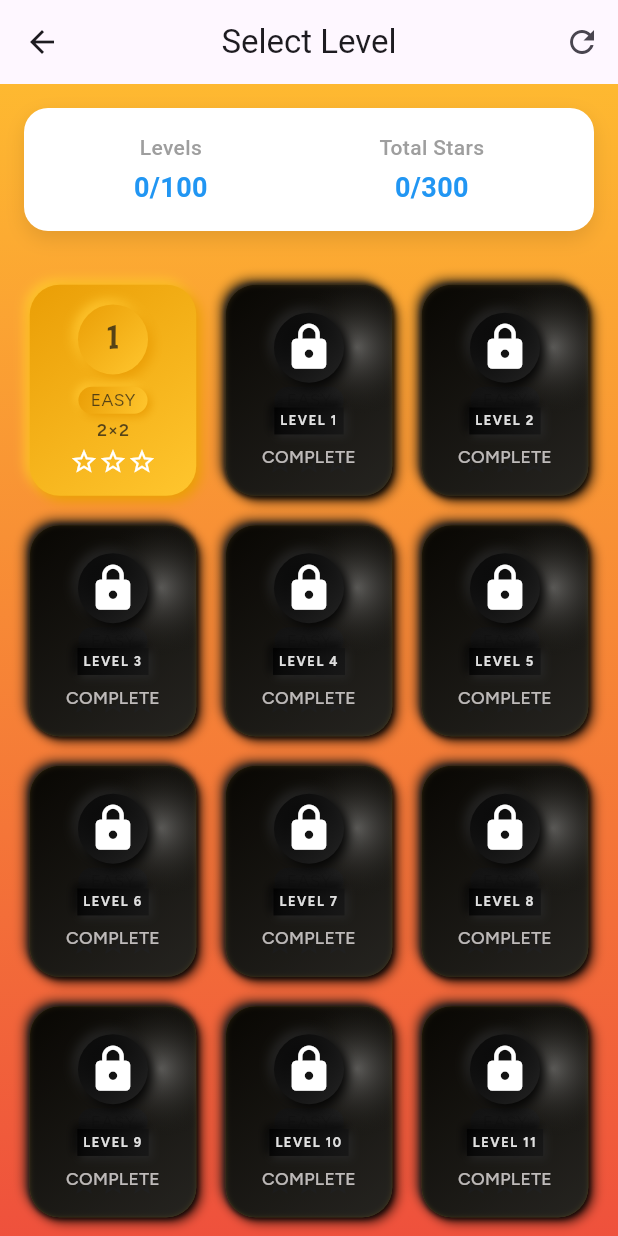
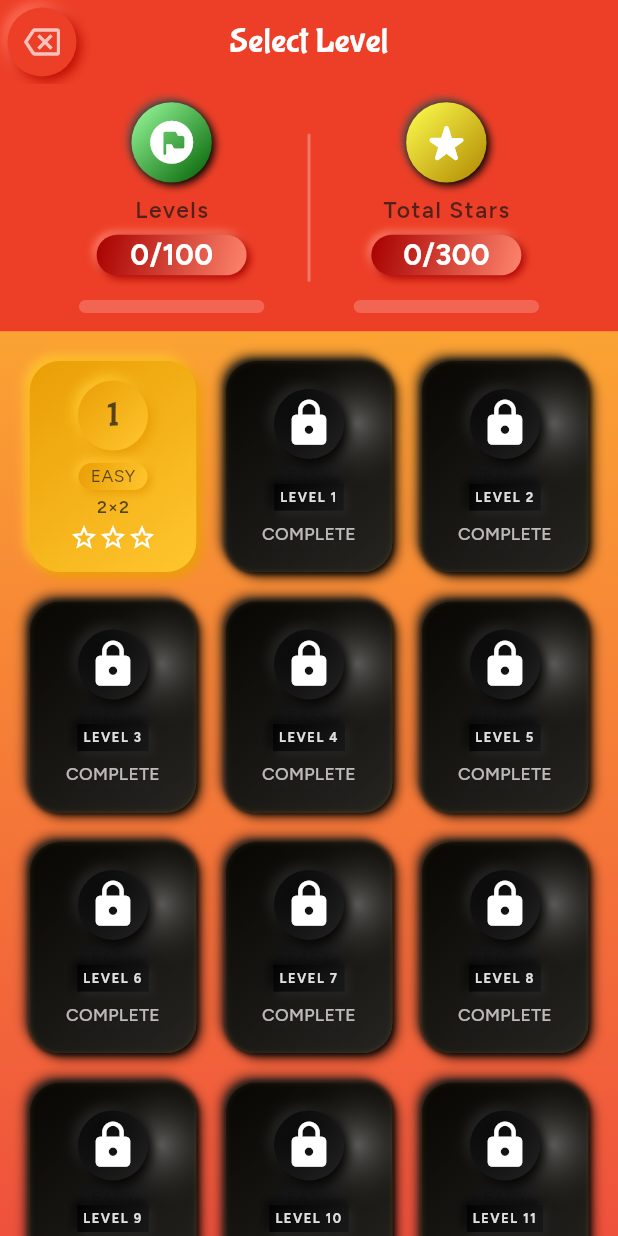
Before and after one commit to rahulkumardev24/Card_matching_game-, a Flutter app: the LevelSelectionScreen screen opened directly, on a phone screen of 412 x 824 dp. Run offline on Flutter 3.47's test engine with Material 3 defaults, Android fonts, the phone set to English and light mode, and no system bars; drawn by our look-alikes of clay_containers; our stand-ins replace confetti, google_fonts, responsive_sizer, shared_preferences; accounts and stored records are empty.

Commit message:
level and star card complete

```diff
--- a/lib/screen/level_selection_screen.dart
+++ b/lib/screen/level_selection_screen.dart
@@ -1,9 +1,12 @@
 import 'dart:convert';
+import 'package:card_match_memory/helper/app_text_styles.dart';
+import 'package:card_match_memory/widgets/navigation_button.dart';
 import 'package:flutter/material.dart';
 import 'package:shared_preferences/shared_preferences.dart';
 import '../../utils/level_generator.dart';
 import '../../widgets/level_card.dart';
 import '../helper/app_color.dart';
+import '../widgets/level_and_star_card.dart';
 import 'game_screen.dart';
 import '../models/game_models.dart';
 
@@ -21,7 +24,7 @@
   @override
   void initState() {
     super.initState();
-    levels = LevelGenerator.generateLevels(); // Generate levels internally
+    levels = LevelGenerator.generateLevels();
     loadLevelsProgress();
   }
 
@@ -59,20 +62,51 @@
     loadLevelsProgress();
   }
 
+  int getCompletedLevelsCount() {
+    return levelsProgress.values.where((level) {
+      final completed = level['completed'];
+      return completed == true;
+    }).length;
+  }
+
+  // Calculate total stars earned
+  int getTotalStars() {
+    int total = 0;
+    levelsProgress.forEach((key, value) {
+      if (value['stars'] != null) {
+        total += (value['stars'] as num).toInt();
+      }
+    });
+    return total;
+  }
+
+  int getMaxStars() {
+    return levels.length * 3;
+  }
+
   @override
   Widget build(BuildContext context) {
+    final completedLevels = getCompletedLevelsCount();
+    final totalStars = getTotalStars();
+    final maxStars = getMaxStars();
+
     return Scaffold(
       /// --- app bar --- ///
       appBar: AppBar(
-        title: const Text('Select Level'),
+        leading: Padding(
+          padding: const EdgeInsets.all(5.0),
+          child: NavigationButton(
+            onTap: () {
+              Navigator.pop(context);
+            },
+          ),
+        ),
+        title: Text(
+          'Select Level',
+          style: AppTextStyle.titleSmall(fontFamily: "secondary"),
+        ),
         centerTitle: true,
-        actions: [
-          IconButton(
-            icon: const Icon(Icons.refresh),
-            onPressed: refreshLevels,
-            tooltip: 'Refresh Progress',
-          ),
-        ],
+        backgroundColor: AppColor.secondaryColor,
       ),
 
       /// ------- Body ------- ///
@@ -82,38 +116,19 @@
             begin: Alignment.topCenter,
             end: Alignment.bottomCenter,
             colors: [
-              AppColor.primaryColor.withValues(alpha: 0.9),
-              AppColor.secondaryColor.withValues(alpha: 0.9),
+              AppColor.primaryColor.withOpacity(0.9),
+              AppColor.secondaryColor.withOpacity(0.9),
             ],
           ),
         ),
         child: Column(
           children: [
-            /// level and star
-            Container(
-              margin: const EdgeInsets.all(16),
-              padding: const EdgeInsets.all(16),
-              decoration: BoxDecoration(
-                color: Colors.white,
-                borderRadius: BorderRadius.circular(16),
-                boxShadow: [
-                  BoxShadow(
-                    color: Colors.black.withValues(alpha: 0.1),
-                    blurRadius: 10,
-                    offset: const Offset(0, 5),
-                  ),
-                ],
-              ),
-              child: Row(
-                mainAxisAlignment: MainAxisAlignment.spaceAround,
-                children: [
-                  _buildProgressItem(
-                    'Levels',
-                    '${_getCompletedLevelsCount()}/100',
-                  ),
-                  _buildProgressItem('Total Stars', '${_getTotalStars()}/300'),
-                ],
-              ),
+            /// level and star card with REAL data
+            LevelAndStarCard(
+              completedLevels: completedLevels,
+              totalLevels: levels.length,
+              totalStars: totalStars,
+              maxStars: maxStars,
             ),
 
             /// ------- Levels Grid (Level) ------ ///
@@ -157,45 +172,4 @@
       ),
     );
   }
-
-  Widget _buildProgressItem(String label, String value) {
-    return Column(
-      children: [
-        Text(
-          label,
-          style: const TextStyle(
-            fontSize: 14,
-            color: Colors.grey,
-            fontWeight: FontWeight.w500,
-          ),
-        ),
-        const SizedBox(height: 4),
-        Text(
-          value,
-          style: const TextStyle(
-            fontSize: 18,
-            fontWeight: FontWeight.bold,
-            color: Colors.blue,
-          ),
-        ),
-      ],
-    );
-  }
-
-  int _getCompletedLevelsCount() {
-    return levelsProgress.values.where((level) {
-      final completed = level['completed'];
-      return completed == true;
-    }).length;
-  }
-
-  int _getTotalStars() {
-    int total = 0;
-    levelsProgress.forEach((key, value) {
-      if (value['stars'] != null) {
-        total += (value['stars'] as num).toInt();
-      }
-    });
-    return total;
-  }
 }
--- /dev/null
+++ b/lib/widgets/level_and_star_card.dart
@@ -0,0 +1,196 @@
+import 'package:card_match_memory/helper/responsive_helper.dart';
+import 'package:clay_containers/constants.dart';
+import 'package:flutter/material.dart';
+import 'package:card_match_memory/helper/app_text_styles.dart';
+import 'package:clay_containers/widgets/clay_container.dart';
+import 'package:responsive_sizer/responsive_sizer.dart';
+
+import '../helper/app_color.dart';
+
+class LevelAndStarCard extends StatelessWidget {
+  final int completedLevels;
+  final int totalLevels;
+  final int totalStars;
+  final int maxStars;
+
+  const LevelAndStarCard({
+    super.key,
+    required this.completedLevels,
+    required this.totalLevels,
+    required this.totalStars,
+    required this.maxStars,
+  });
+
+  @override
+  Widget build(BuildContext context) {
+    double levelsProgress = totalLevels > 0 ? completedLevels / totalLevels : 0;
+    double starsProgress = maxStars > 0 ? totalStars / maxStars : 0;
+    final width = ResponsiveHelper.screenWidth(context);
+    final height = ResponsiveHelper.screenHeight(context);
+
+    return Container(
+      width: width,
+      height: height * 0.2,
+      color: AppColor.secondaryColor,
+
+      child: Container(
+        padding: EdgeInsets.symmetric(horizontal: 20.sp),
+        child: Row(
+          mainAxisAlignment: MainAxisAlignment.spaceAround,
+          children: [
+            _buildProgressItem(
+              icon: Icons.flag_circle_rounded,
+              title: 'Levels',
+              value: '$completedLevels',
+              total: '$totalLevels',
+              progress: levelsProgress,
+              color: const Color(0xFF4CAF50),
+              gradient: const LinearGradient(
+                colors: [Color(0xFF4CAF50), Color(0xFF8BC34A)],
+              ),
+            ),
+            _buildVerticalDivider(),
+            _buildProgressItem(
+              icon: Icons.star_rate_rounded,
+              title: 'Total Stars',
+              value: '$totalStars',
+              total: '$maxStars',
+              progress: starsProgress,
+              color: const Color(0xFFFFD700),
+              gradient: const LinearGradient(
+                colors: [Color(0xFFFFD700), Color(0xFFFFEB3B)],
+              ),
+            ),
+          ],
+        ),
+      ),
+    );
+  }
+
+  Widget _buildVerticalDivider() {
+    return Container(
+      width: 2,
+      height: 12.h,
+      decoration: BoxDecoration(
+        color: AppColor.lightText.withValues(alpha: 0.3),
+        borderRadius: BorderRadius.circular(2),
+      ),
+    );
+  }
+
+  Widget _buildProgressItem({
+    required IconData icon,
+    required String title,
+    required String value,
+    required String total,
+    required double progress,
+    required Color color,
+    required Gradient gradient,
+  }) {
+    return Expanded(
+      child: Column(
+        mainAxisAlignment: MainAxisAlignment.center,
+        children: [
+
+          ClayContainer(
+            width: 30.sp,
+            height: 30.sp,
+            borderRadius: 200,
+            spread: 2,
+            color: color,
+            parentColor: Colors.black,
+            curveType: CurveType.convex,
+            depth: 80,
+
+
+            child: Icon(icon, color: Colors.white, size: 24.sp),
+          ),
+
+          SizedBox(height: 12.sp),
+
+          // Title
+          Text(
+            title,
+            style: AppTextStyle.subtitleMedium(
+              color:AppColor.darkText,
+              weight: FontWeight.w600,
+              letterSpacing: 1.0,
+            ),
+          ),
+
+          SizedBox(height: 1.h),
+
+          // Progress numbers
+          ClayContainer(
+            width: 100,
+            borderRadius: 20,
+            depth: 70,
+            surfaceColor: AppColor.secondaryColor,
+            parentColor: AppColor.secondaryColor,
+            spread: 2,
+            curveType: CurveType.concave,
+
+            child: Center(
+              child: Padding(
+                padding: const EdgeInsets.symmetric(vertical: 2.0),
+                child: Text(
+                  '$value/$total',
+                  style: AppTextStyle.titleSmall(
+                    color: Colors.white,
+                    size: 18,
+                    weight: FontWeight.w700,
+                  ),
+                ),
+              ),
+            ),
+          ),
+
+        SizedBox(height: 2.h),
+
+          Container(
+            width: 30.w,
+            height: 12.sp,
+            decoration: BoxDecoration(
+              color: Colors.white.withValues(alpha: 0.2),
+              borderRadius: BorderRadius.circular(10),
+            ),
+            child: Stack(
+              children: [
+                AnimatedContainer(
+                  duration: const Duration(milliseconds: 800),
+                  curve: Curves.easeOut,
+                  width: 30.w * progress,
+                  decoration: BoxDecoration(
+                    gradient: gradient,
+                    borderRadius: BorderRadius.circular(10),
+                    boxShadow: [
+                      BoxShadow(
+                        color: color.withValues(alpha: 0.5),
+                        blurRadius: 8,
+                        offset: const Offset(0, 2),
+                      ),
+                    ],
+                  ),
+                ),
+
+                // Progress percentage text
+                Positioned(
+                  right: 8,
+                  top: -12.sp,
+                  child: Text(
+                    '${(progress * 100).toInt()}%',
+                    style: AppTextStyle.titleSmall(
+                      color: Colors.white,
+                      size: 10,
+                      weight: FontWeight.w700,
+                    ),
+                  ),
+                ),
+              ],
+            ),
+          ),
+        ],
+      ),
+    );
+  }
+}
--- /dev/null
+++ b/lib/widgets/navigation_button.dart
@@ -0,0 +1,23 @@
+import 'package:card_match_memory/helper/app_color.dart';
+import 'package:clay_containers/clay_containers.dart';
+import 'package:flutter/material.dart';
+
+@immutable
+class NavigationButton extends StatelessWidget {
+  final VoidCallback onTap;
+  const NavigationButton({super.key, required this.onTap});
+
+  @override
+  Widget build(BuildContext context) {
+    return InkWell(
+      onTap: onTap,
+      child: ClayContainer(
+        borderRadius: 200,
+        color: AppColor.secondaryColor,
+        spread: 3,
+        depth: 50,
+        child: Icon(Icons.backspace_outlined, color: AppColor.lightText),
+      ),
+    );
+  }
+}
```
